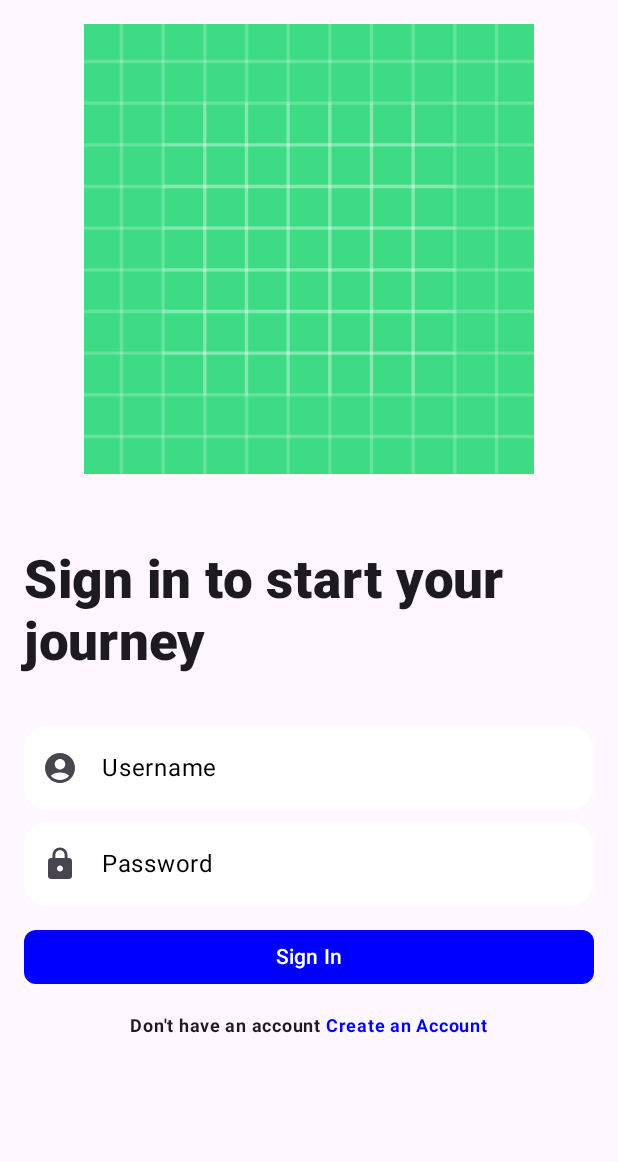
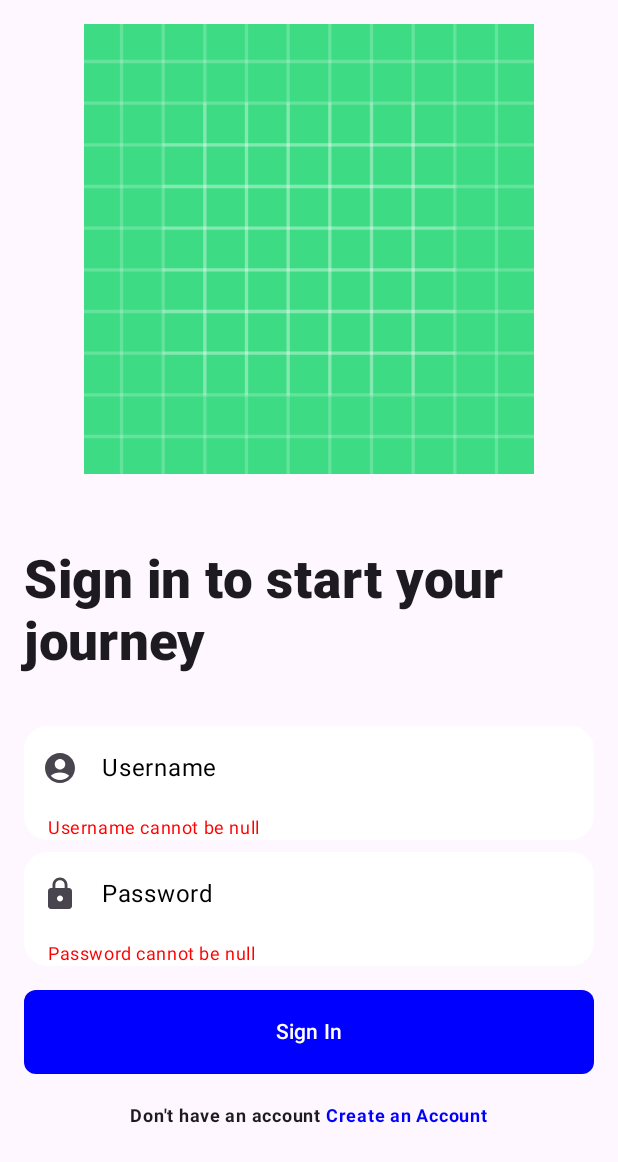
Before and after one commit to calvinadhikang/MD-SMEUs, an Android app built with Jetpack Compose: the screen it shows after launch (MainActivity), after a tap on "Sign In", on a phone screen of 412 x 824 dp. Shown: the top 1162 px of the screen. Run offline under Robolectric (Android 15) with nearby library versions, the phone set to English and light mode, and no system bars.

```diff
--- a/app/src/main/java/com/bangkit/smeus/ui/components/InputForm.kt
+++ b/app/src/main/java/com/bangkit/smeus/ui/components/InputForm.kt
@@ -29,6 +29,7 @@ fun InputForm(
     modifier: Modifier = Modifier,
     text: String,
     label: String,
+    errorText: String,
     onValueChange: (it: String) -> Unit,
     leadingIcon: @Composable () -> Unit?
 ) {
@@ -41,6 +42,14 @@ fun InputForm(
         value = value,
         label = {
             Text(text = label, color = Color.Black)
+        },
+        supportingText = {
+            if (errorText != ""){
+                Text(
+                    text = errorText,
+                    color = Color.Red
+                )
+            }
         },
         onValueChange = {
             value = it
@@ -64,8 +73,14 @@ fun InputForm(
 @Composable
 fun TextFormPreview() {
     MaterialTheme {
-        InputForm(text = "", label = "Input", onValueChange = { }, leadingIcon = {
-            Icon(imageVector = Icons.Rounded.Search, contentDescription = "SearchIcon")
-        })
+        InputForm(
+            text = "",
+            label = "Input",
+            onValueChange = { },
+            leadingIcon = {
+                Icon(imageVector = Icons.Rounded.Search, contentDescription = "SearchIcon")
+            },
+            errorText = "Error bang"
+        )
     }
 }
--- a/app/src/main/java/com/bangkit/smeus/ui/main/MainActivity.kt
+++ b/app/src/main/java/com/bangkit/smeus/ui/main/MainActivity.kt
@@ -6,6 +6,7 @@ import androidx.activity.ComponentActivity
 import androidx.activity.compose.setContent
 import androidx.compose.foundation.Image
 import androidx.compose.foundation.clickable
+import androidx.compose.foundation.gestures.scrollable
 import androidx.compose.foundation.layout.Arrangement
 import androidx.compose.foundation.layout.Column
 import androidx.compose.foundation.layout.Row
@@ -15,6 +16,8 @@ import androidx.compose.foundation.layout.fillMaxWidth
 import androidx.compose.foundation.layout.height
 import androidx.compose.foundation.layout.padding
 import androidx.compose.foundation.layout.size
+import androidx.compose.foundation.rememberScrollState
+import androidx.compose.foundation.verticalScroll
 import androidx.compose.material.icons.Icons
 import androidx.compose.material.icons.filled.AccountCircle
 import androidx.compose.material.icons.filled.Lock
@@ -23,6 +26,10 @@ import androidx.compose.material3.MaterialTheme
 import androidx.compose.material3.Surface
 import androidx.compose.material3.Text
 import androidx.compose.runtime.Composable
+import androidx.compose.runtime.mutableStateOf
+import androidx.compose.runtime.getValue
+import androidx.compose.runtime.setValue
+import androidx.compose.runtime.saveable.rememberSaveable
 import androidx.compose.ui.Modifier
 import androidx.compose.ui.graphics.Color
 import androidx.compose.ui.platform.LocalContext
@@ -36,6 +43,7 @@ import com.bangkit.smeus.ui.components.ButtonForm
 import com.bangkit.smeus.ui.components.ButtonFormPreview
 import com.bangkit.smeus.ui.components.InputForm
 import com.bangkit.smeus.ui.theme.SMEUsTheme
+import java.util.Objects
 
 class MainActivity : ComponentActivity() {
     override fun onCreate(savedInstanceState: Bundle?) {
@@ -57,9 +65,16 @@ class MainActivity : ComponentActivity() {
 @Composable
 fun Main(modifier: Modifier = Modifier) {
     Column(
-        modifier = modifier.padding(16.dp)
+        modifier = modifier
+            .padding(16.dp)
+            .verticalScroll(rememberScrollState())
     ) {
         val context = LocalContext.current
+        var username by rememberSaveable { mutableStateOf("") }
+        var usernameErrorText by rememberSaveable { mutableStateOf("") }
+        var password by rememberSaveable { mutableStateOf("") }
+        var passwordErrorText by rememberSaveable { mutableStateOf("") }
+
         Image(
             painter = painterResource(id = R.drawable.ic_launcher_background),
             contentDescription = "",
@@ -86,15 +101,21 @@ fun Main(modifier: Modifier = Modifier) {
             modifier = modifier.padding(bottom = 8.dp)
         ) {
             InputForm(
-                text = "",
+                text = username,
                 label = "Username",
-                onValueChange = { },
+                onValueChange = {
+                    username = it
+                },
+                errorText = usernameErrorText,
                 leadingIcon = { Icon(imageVector = Icons.Default.AccountCircle, contentDescription = "") }
             )
             InputForm(
-                text = "",
+                text = password,
                 label = "Password",
-                onValueChange = {},
+                onValueChange = {
+                    password = it
+                },
+                errorText = passwordErrorText,
                 leadingIcon = { Icon(imageVector = Icons.Default.Lock, contentDescription = "") }
             )
         }
@@ -102,11 +123,21 @@ fun Main(modifier: Modifier = Modifier) {
             text = "Sign In",
             color = Color.Blue,
             onClick = {
+                if (username == ""){
+                    usernameErrorText = "Username cannot be null"
+                }else{
+                    usernameErrorText = ""
+                }
 
+                if (password == ""){
+                    passwordErrorText = "Password cannot be null"
+                }else{
+                    passwordErrorText = ""
+                }
             },
             modifier = modifier
                 .fillMaxWidth()
-                .height(60.dp)
+                .height(80.dp)
                 .padding(top = 8.dp, bottom = 16.dp)
         )
         Row(
@@ -129,7 +160,6 @@ fun Main(modifier: Modifier = Modifier) {
             )
         }
     }
-
 }
 
 @Preview(showBackground = true)
```
